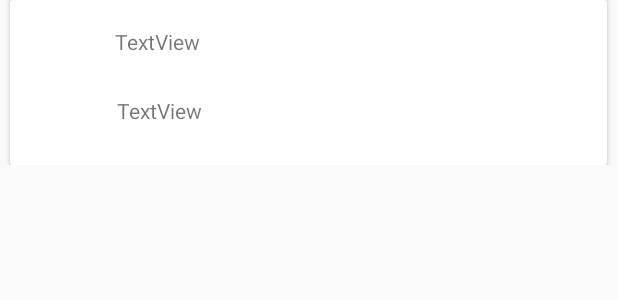
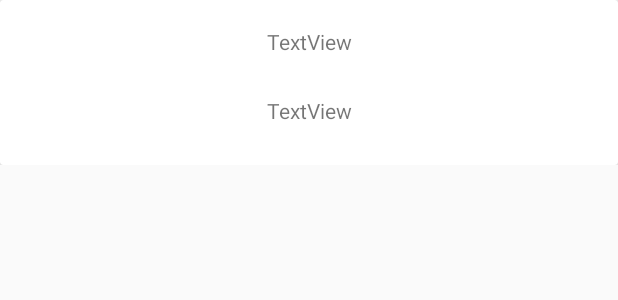
Before and after one commit to YHuangxu/Android-Bluetooth, an Android app: the layout adpater.xml on its own in the app's theme, with its tools: preview values and no code run, on a phone screen of 412 x 824 dp. Shown: the top 300 px of the screen. Run offline under Robolectric (Android 15) with nearby library versions, the phone set to English and light mode, and no system bars.

Commit message:
code clean

```diff
--- a/app/src/main/res/layout/adpater.xml
+++ b/app/src/main/res/layout/adpater.xml
@@ -8,7 +8,7 @@
 
 
     <androidx.cardview.widget.CardView
-        android:layout_width="398dp"
+        android:layout_width="match_parent"
         android:layout_height="110dp"
         app:layout_constraintBottom_toBottomOf="parent"
         app:layout_constraintEnd_toEndOf="parent"
@@ -30,9 +30,8 @@
                 android:layout_alignParentTop="true"
                 android:layout_alignParentEnd="true"
                 android:layout_alignParentBottom="true"
-                android:layout_marginStart="70dp"
+                android:textAlignment="center"
                 android:layout_marginTop="18dp"
-                android:layout_marginEnd="54dp"
                 android:layout_marginBottom="57dp"
                 android:text="TextView" />
 
@@ -44,9 +43,8 @@
                 android:layout_alignParentTop="true"
                 android:layout_alignParentEnd="true"
                 android:layout_alignParentBottom="true"
-                android:layout_marginStart="71dp"
+                android:textAlignment="center"
                 android:layout_marginTop="64dp"
-                android:layout_marginEnd="52dp"
                 android:layout_marginBottom="11dp"
                 android:text="TextView" />
 
--- a/app/src/main/res/layout/scan_device_list.xml
+++ b/app/src/main/res/layout/scan_device_list.xml
@@ -12,8 +12,8 @@
 
     <androidx.recyclerview.widget.RecyclerView
         android:id="@+id/lvNewDevices"
-        android:layout_width="373dp"
-        android:layout_height="541dp"
+        android:layout_width="match_parent"
+        android:layout_height="match_parent"
         android:scrollbars="vertical"
         app:layout_constraintBottom_toBottomOf="parent"
         app:layout_constraintEnd_toEndOf="parent"
```
Also changed, not shown: app/src/main/java/yanwenhuangxu/com/bluetooth/FoundBTDevices.kt (+22 -26 lines), app/src/main/java/yanwenhuangxu/com/bluetooth/MainActivity.kt (+11 -11 lines), app/src/main/java/yanwenhuangxu/com/bluetooth/PlaceListAdapter.kt (+30 -3 lines).
